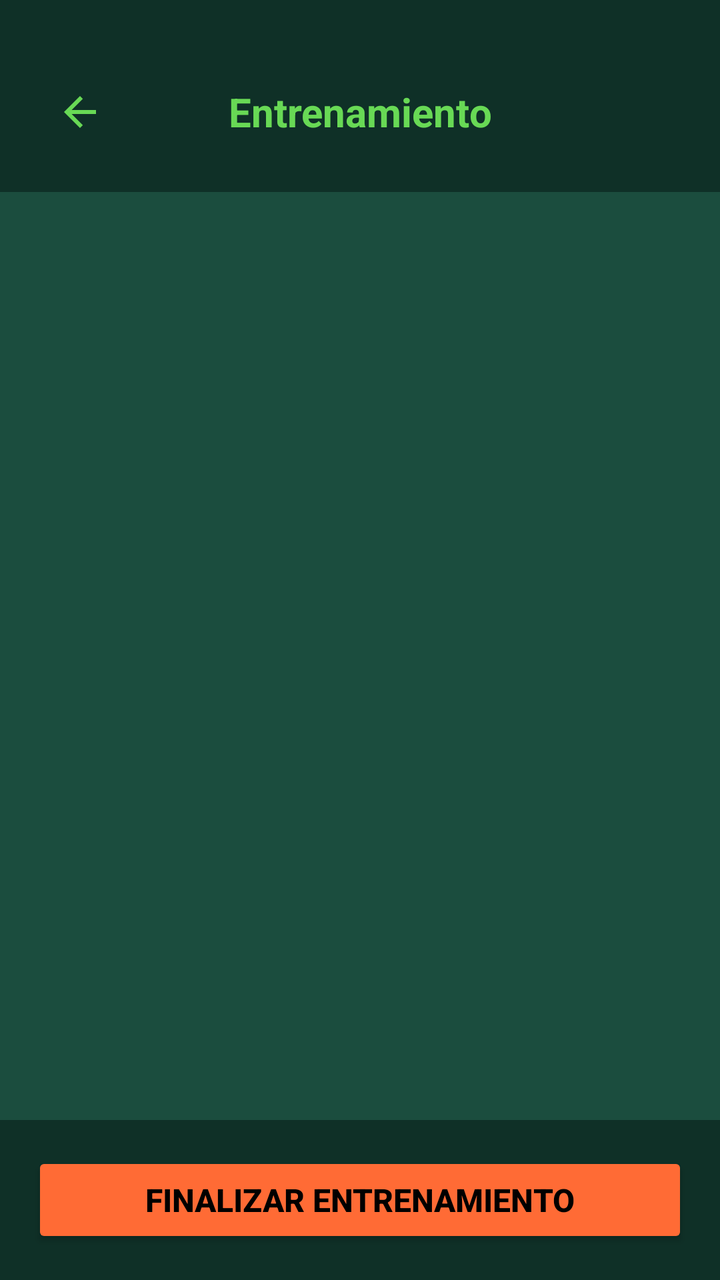
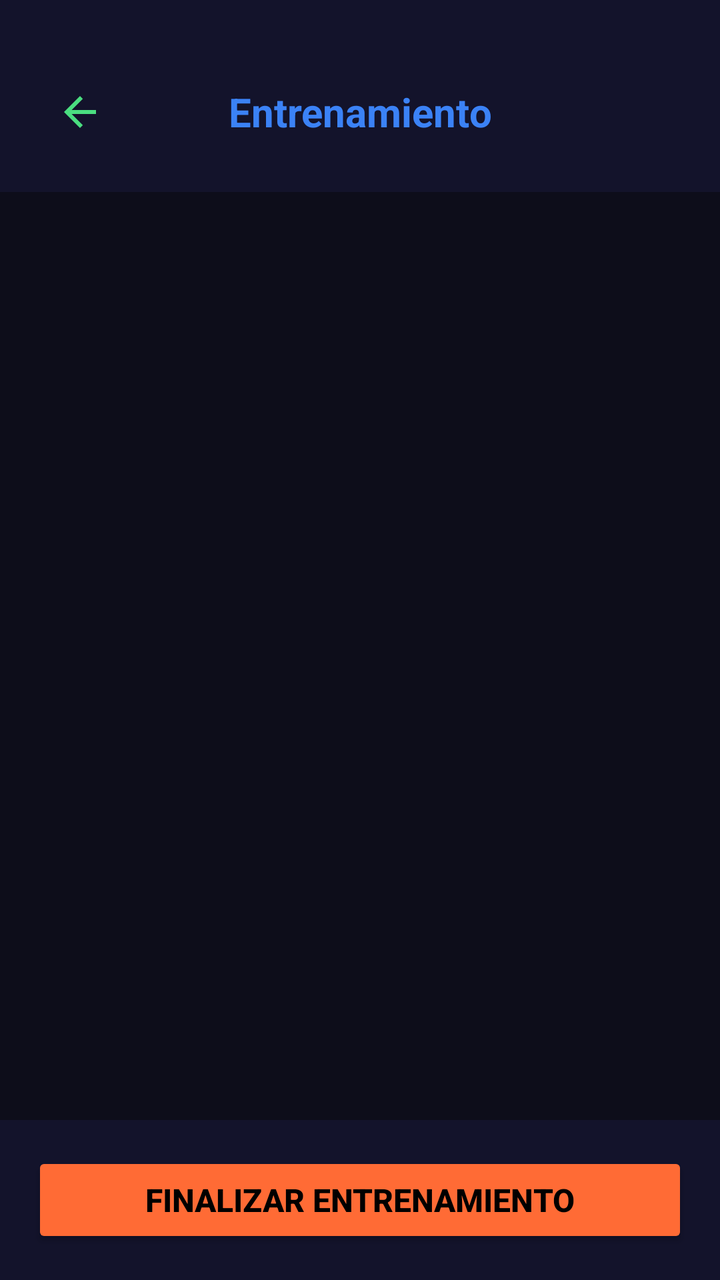

An Android layout rendered at two revisions. The XML below is the earlier revision; the diff shows what the commit changed to produce the second picture.
<!-- AndroidManifest.xml: activity theme Theme.GimnasioPro -->
<!-- res/layout/activity_entrenamiento.xml -->
<?xml version="1.0" encoding="utf-8"?>
<LinearLayout xmlns:android="http://schemas.android.com/apk/res/android"
    xmlns:tools="http://schemas.android.com/tools"
    android:layout_width="match_parent"
    android:layout_height="match_parent"
    android:orientation="vertical"
    android:background="@color/dark_green_background"
    android:fitsSystemWindows="true"
    tools:context=".EntrenamientoActivity">

    
    <LinearLayout
        android:layout_width="match_parent"
        android:layout_height="wrap_content"
        android:orientation="horizontal"
        android:gravity="center_vertical"
        android:paddingStart="16dp"
        android:paddingEnd="16dp"
        android:paddingBottom="16dp"
        android:paddingTop="32dp"
        android:background="@color/dark_green_header">

        <ImageButton
            android:id="@+id/btnBack"
            android:layout_width="48dp"
            android:layout_height="48dp"
            android:background="?attr/selectableItemBackgroundBorderless"
            android:contentDescription="@string/btn_volver"
            android:src="@drawable/ic_arrow_back"
            android:scaleType="centerInside"
            android:clickable="true"
            android:focusable="true" />

        <TextView
            android:id="@+id/tvTituloEntrenamiento"
            android:layout_width="0dp"
            android:layout_height="wrap_content"
            android:layout_weight="1"
            android:gravity="center"
            android:text="@string/titulo_entrenamiento"
            android:textColor="@color/electric_green_button"
            android:textSize="20sp"
            android:textStyle="bold" />

        
        <View
            android:layout_width="48dp"
            android:layout_height="48dp" />

    </LinearLayout>

    
    <androidx.recyclerview.widget.RecyclerView
        android:id="@+id/rvEjerciciosEntrenamiento"
        android:layout_width="match_parent"
        android:layout_height="0dp"
        android:layout_weight="1"
        android:padding="16dp"
        android:clipToPadding="false" />

    
    <LinearLayout
        android:layout_width="match_parent"
        android:layout_height="wrap_content"
        android:padding="16dp"
        android:background="@color/dark_green_header">

        <Button
            android:id="@+id/btnFinalizarEntrenamiento"
            android:layout_width="match_parent"
            android:layout_height="wrap_content"
            android:text="@string/btn_finalizar_entrenamiento"
            android:textColor="@color/text_on_button"
            android:backgroundTint="@color/orange_accent"
            android:textSize="16sp"
            android:textStyle="bold" />

    </LinearLayout>

</LinearLayout>
<!-- resources referenced by this layout -->
<resources>
  <color name="dark_green_background">#FF1B4D3E</color>
  <color name="dark_green_header">#FF0F3027</color>
  <color name="electric_green_button">#68D955</color>
  <color name="orange_accent">#FFFF6B35</color>
  <color name="text_on_button">#FF000000</color>
  <!-- drawable ic_arrow_back (drawable) -->
  <?xml version="1.0" encoding="utf-8"?>
  <vector xmlns:android="http://schemas.android.com/apk/res/android"
      android:width="24dp"
      android:height="24dp"
      android:viewportWidth="24"
      android:viewportHeight="24"
      android:tint="@color/electric_green_button">
      <path
          android:fillColor="@android:color/white"
          android:pathData="M20,11H7.83l5.59,-5.59L12,4l-8,8 8,8 1.41,-1.41L7.83,13H20v-2z"/>
  </vector>
  <string name="btn_finalizar_entrenamiento">Finalizar Entrenamiento</string>
  <string name="btn_volver">Volver</string>
  <string name="titulo_entrenamiento">Entrenamiento</string>
  <style name="Theme.GimnasioPro" parent="Theme.AppCompat.Light.NoActionBar">
          
          <item name="colorPrimary">@color/electric_green_button</item>
          <item name="colorPrimaryDark">@color/dark_green_background</item>
          <item name="colorAccent">@color/electric_green_button</item>
          <item name="android:windowBackground">@color/dark_green_background</item>
          <item name="android:statusBarColor">@color/dark_green_background</item>
          <item name="android:navigationBarColor">@color/dark_green_background</item>
          <item name="android:fitsSystemWindows">true</item>
      </style>
</resources>

<!-- the commit's change to res/layout/activity_entrenamiento.xml (unified diff, before → after) -->
@@ -38,7 +38,7 @@
             android:layout_weight="1"
             android:gravity="center"
             android:text="@string/titulo_entrenamiento"
-            android:textColor="@color/electric_green_button"
+            android:textColor="@color/accent_blue"
             android:textSize="20sp"
             android:textStyle="bold" />
 
<!-- resource entries referenced after the edit -->
@@ -1,8 +1,10 @@
 <!-- resources referenced by this layout -->
 <resources>
-  <color name="dark_green_background">#FF1B4D3E</color>
-  <color name="dark_green_header">#FF0F3027</color>
-  <color name="electric_green_button">#68D955</color>
+  <color name="accent_blue">#3B82F6</color>
+  <color name="dark_green_background">@color/dark_background</color>
+  <color name="dark_green_header">@color/dark_background_secondary</color>
+  <color name="electric_green_button">@color/accent_green</color>
+  <color name="accent_green">#4ADE80</color>
   <color name="orange_accent">#FFFF6B35</color>
   <color name="text_on_button">#FF000000</color>
   <!-- drawable ic_arrow_back (drawable) -->
@@ -30,5 +32,7 @@
           <item name="android:navigationBarColor">@color/dark_green_background</item>
           <item name="android:fitsSystemWindows">true</item>
       </style>
+  <color name="dark_background">#0D0D1A</color>
+  <color name="dark_background_secondary">#13132B</color>
 </resources>
 
